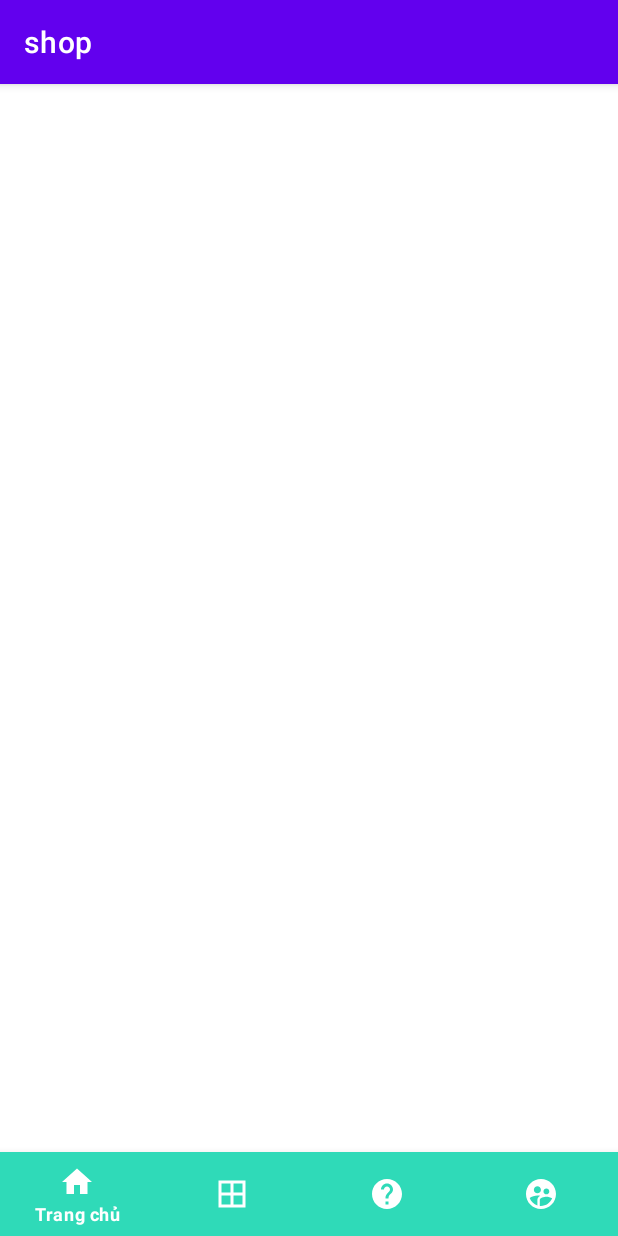
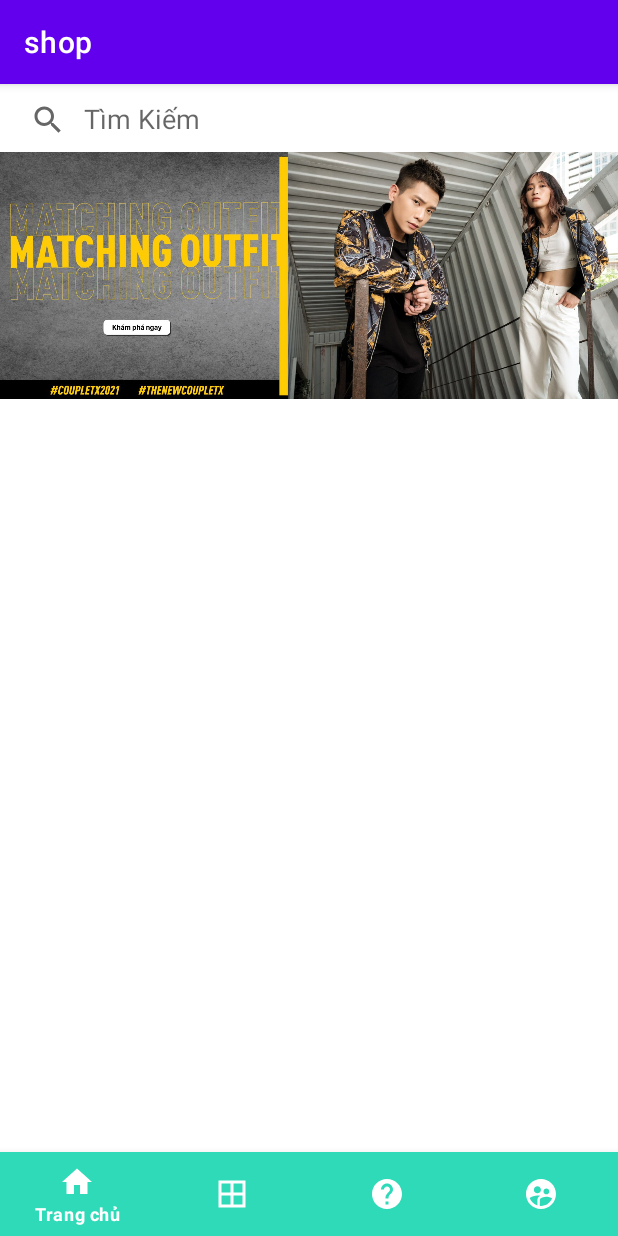
Before and after one commit to dinhsangtr/DACS-Android-ClotheShop, an Android app: the MainActivity screen opened directly, with no data from a screen before it, on a phone screen of 412 x 824 dp. Run offline under Robolectric (Android 15) with nearby library versions, the phone set to English and light mode, and no system bars.

Commit message:
thanh tim kiem + viewflipper

```diff
--- a/app/src/main/res/layout/activity_main.xml
+++ b/app/src/main/res/layout/activity_main.xml
@@ -7,19 +7,13 @@
     android:layout_height="match_parent"
     tools:context=".MainActivity">
 
-    <FrameLayout
-        android:id="@+id/frame_container"
-        android:layout_width="match_parent"
-        android:layout_height="match_parent"
-        app:layout_behavior="@string/appbar_scrolling_view_behavior"
-        ></FrameLayout>
-
     <!--
     app:menu —  File menu resource để hiển thị các mục điều hướng
     cùng với icon và text.
     app:itemBackground —  Áp dụng background color cho bottom navigation.
     app:itemTextColor —  Màu text của bottom navigation item.
     app:itemIconTint — Màu icon của bottom navigation item.-->
+
 
     <com.google.android.material.bottomnavigation.BottomNavigationView
         android:id="@+id/navigation"
@@ -35,4 +29,35 @@
 
 
 
+    <SearchView
+        android:id="@+id/SearchView"
+        android:layout_width="wrap_content"
+        android:layout_height="wrap_content"
+        android:iconifiedByDefault="false"
+        android:queryHint="Tìm Kiếm" />
+
+    <LinearLayout
+        android:layout_width="match_parent"
+        android:layout_height="243dp"
+        android:orientation="vertical">
+
+        <!-- ViewSwitcher with three views first is ImageView, second is a layout in which we have two TextView's
+         and third is a layout in which we have two Button's -->
+        <ViewFlipper
+            android:id="@+id/simpleViewFlipper"
+            android:layout_width="match_parent"
+            android:layout_height="wrap_content">
+
+
+        </ViewFlipper>
+
+        <ImageView
+            android:layout_width="match_parent"
+            android:layout_height="255dp"
+            android:layout_gravity="center"
+            android:src="@drawable/slide1" />
+
+
+    </LinearLayout>
+
 </androidx.coordinatorlayout.widget.CoordinatorLayout>
```
Also changed, not shown: app/src/main/res/drawable/slide1.jpg (added).
